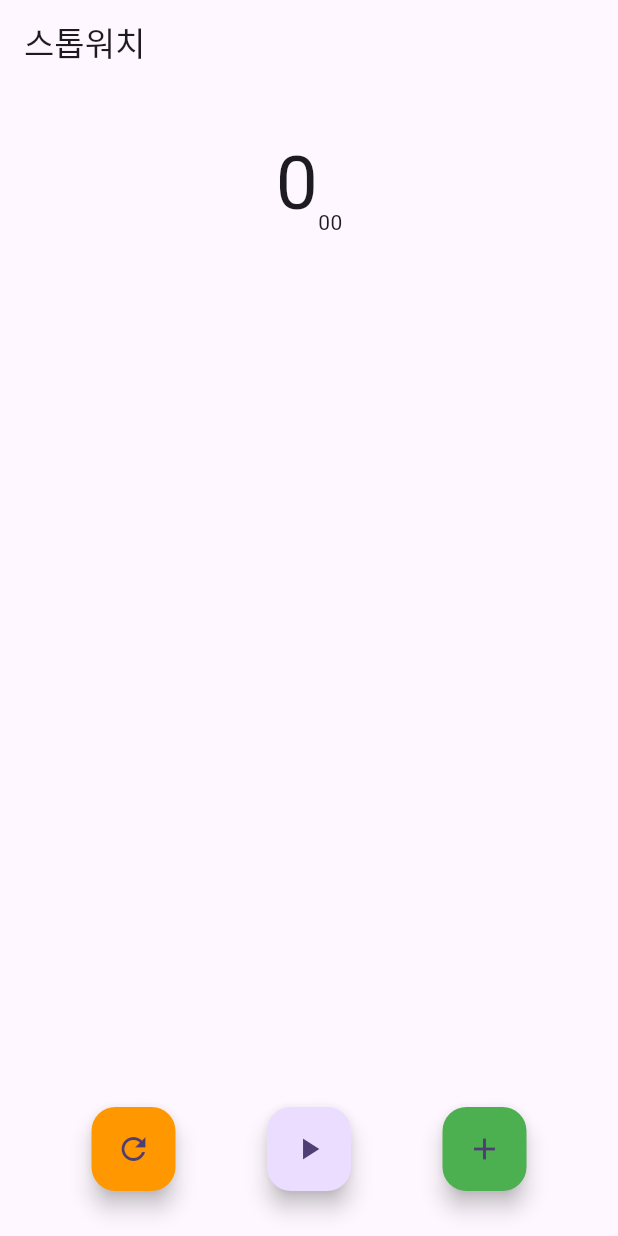
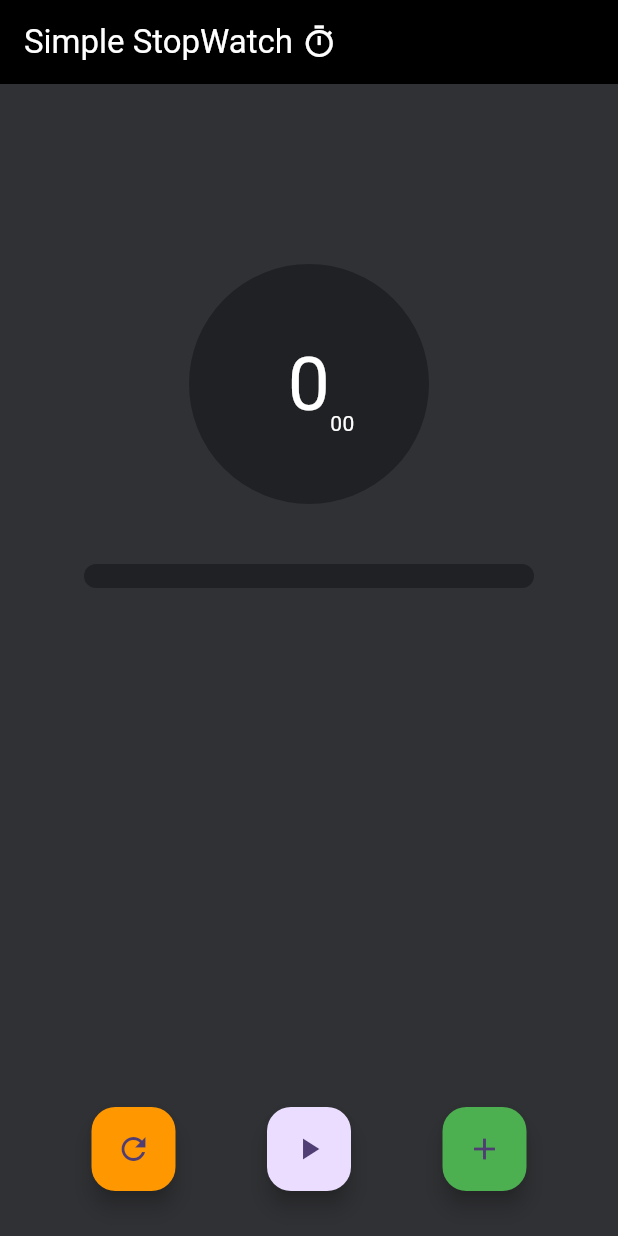
Before and after one commit to chojja7188/flutter_inflearn, a Flutter app: the screen it shows after launch, on a phone screen of 412 x 824 dp. Run offline on Flutter 3.47's test engine with Material 3 defaults, Android fonts, the phone set to English and light mode, and no system bars; our stand-ins replace go_router, shared_preferences.

Commit message:
feat: 스톱워치 기능 추가

```diff
--- a/flutter_stopwatch/lib/stop_watch_screen.dart
+++ b/flutter_stopwatch/lib/stop_watch_screen.dart
@@ -60,30 +60,68 @@ class _StopWatchScreenState extends State<StopWatchScreen> {
     String hundredth = '${_time % 100}'.padLeft(2, '0');
 
     return Scaffold(
+      backgroundColor: Color(0xff303134),
       appBar: AppBar(
-        title: const Text('스톱워치'),
+        backgroundColor: Colors.black,
+        title: Row(
+          children: [
+            const Text('Simple StopWatch ', style: TextStyle(color: Colors.white)),
+            Icon(Icons.timer_outlined, color: Colors.white,)
+          ],
+        ),
       ),
       body: Column(
         children: [
-          const SizedBox(height: 30),
-          Row(
+          const SizedBox(height: 120),
+          Container(
+            padding: EdgeInsets.all(40),
+            decoration: BoxDecoration(
+              color: Color(0xff202124),
+              shape: BoxShape.circle,
+              border: Border.all(color: Color(0x0ff202124), width: 4),
+            ),
+            child: Row(
               mainAxisAlignment: MainAxisAlignment.center,
               crossAxisAlignment: CrossAxisAlignment.end,
               children: [
+                SizedBox(
+                  width: 16,
+                ),
                 Text(
                   '$sec',
-                style: const TextStyle(fontSize: 50),
+                  style: const TextStyle(fontSize: 50, color: Colors.white),
                 ),
                 Text(
-                hundredth
+                  hundredth, style: TextStyle(color: Colors.white),
                 )
               ],
             ),
-          SizedBox(
-            width: 100,
-            height: 200,
+          ),
+          SizedBox(height: 40),
+          Container(
+            padding: EdgeInsets.only(top: 8, bottom: 8),
+            decoration: BoxDecoration(
+                color: Color(0xff202124),
+                borderRadius: BorderRadius.circular(16)
+            ),
+            child: ConstrainedBox(
+              constraints: const BoxConstraints(
+                maxWidth: 300,
+                maxHeight: 200,
+              ),
+              child: Scrollbar(
                 child: ListView(
-              children: _lapTimes.map((e) => Center(child: Text(e))).toList()
+                  shrinkWrap: true,
+                    reverse: true,
+                    children: _lapTimes.map((e) =>
+                        Center(
+                            child: Text(e,
+                                style: TextStyle(color: Colors.white)),
+                            )
+                        )
+                        .toList()
+                  ),
+              ),
             ),
             ),
           const Spacer(),
```
Lines whose indentation alone changed are shown as unchanged.
